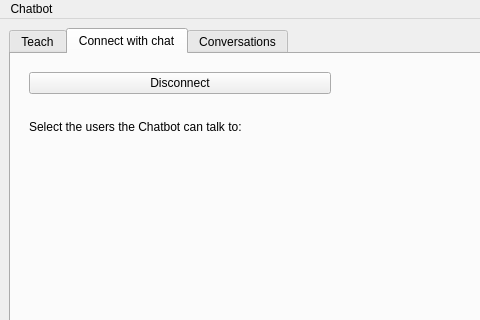
Old version of the form src/main-project/front-end/mainwindow.ui in the repository lvklabs/chatbot; both pictures show x 0 to 480 and y 0 to 320 of the 1024 by 600 pixel window.
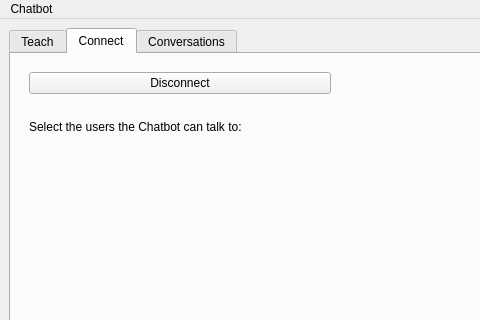
New version of the form. Icons and pictures are not drawn. Custom widgets are drawn as their Qt base class.

Commit message: Localized new strings. Renamed tab 'Connect with chat' to 'Connect'

What changed in the file:
```diff
--- a/src/main-project/front-end/mainwindow.ui
+++ b/src/main-project/front-end/mainwindow.ui
@@ -266,7 +266,7 @@
        </widget>
        <widget class="QWidget" name="chatTab">
         <attribute name="title">
-         <string>Connect with chat</string>
+         <string>Connect</string>
         </attribute>
         <layout class="QGridLayout" name="gridLayout_8">
          <item row="0" column="1">
```
The commit also changes 3 other files.
